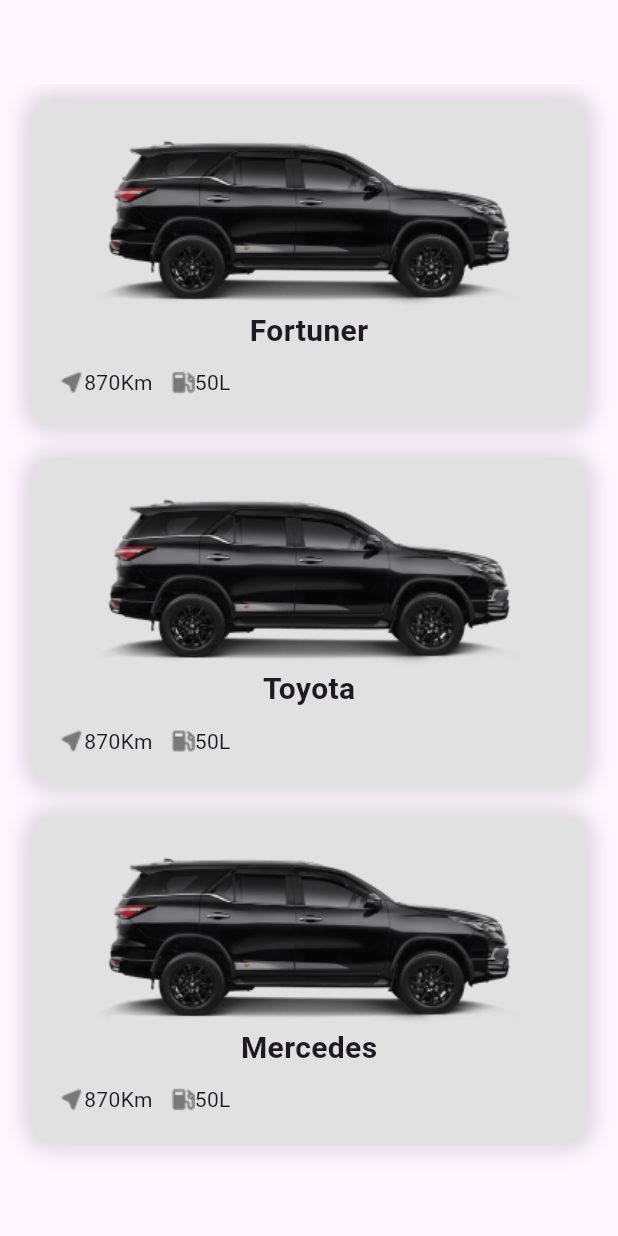
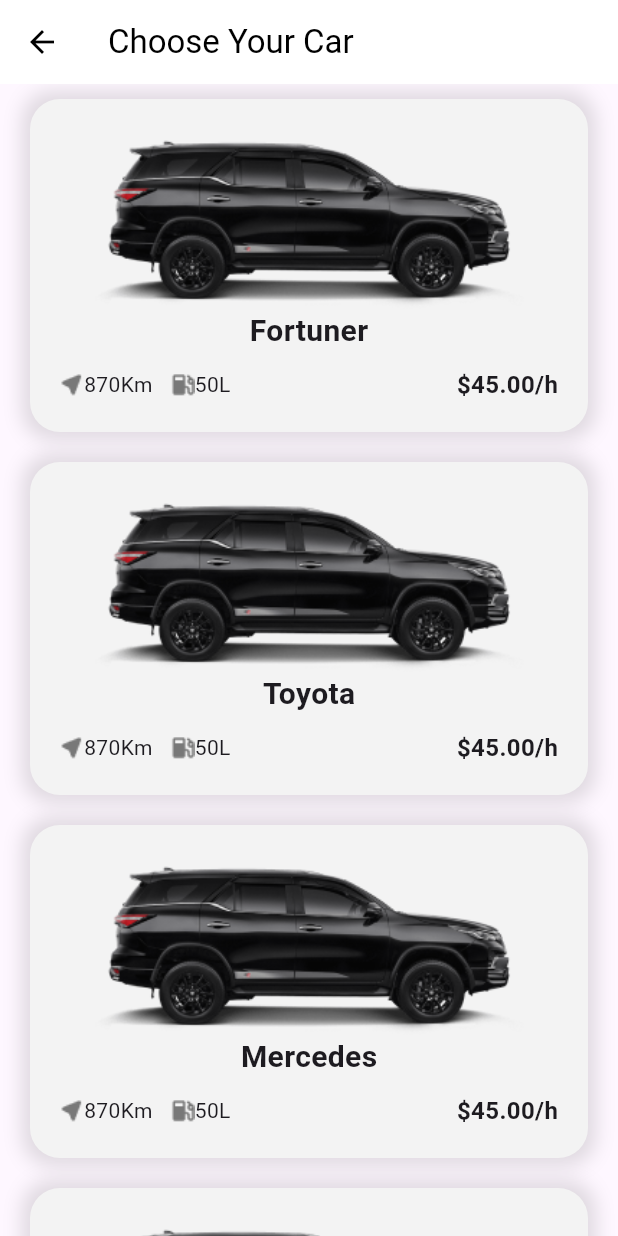
Before and after one commit to SohamChaudhari2004/CarRentFlutter, a Flutter app: the CarlistScreen screen opened directly, on a phone screen of 412 x 824 dp. Run offline on Flutter 3.47's test engine with Material 3 defaults, Android fonts, the phone set to English and light mode, and no system bars; our stand-ins replace cloud_firestore, firebase_core; accounts and stored records are empty.

Commit message:
car details pages implemented

```diff
--- a/car_rental_app/lib/main.dart
+++ b/car_rental_app/lib/main.dart
@@ -23,7 +23,7 @@ class MyApp extends StatelessWidget {
         colorScheme: ColorScheme.fromSeed(seedColor: const Color.fromARGB(255, 65, 56, 80)),
         useMaterial3: true,
       ),
-      home: CarlistScreen(),
+      home: OnboardingPage(),
     );
   }
 }
--- a/car_rental_app/lib/presentation/pages/car_list_screen.dart
+++ b/car_rental_app/lib/presentation/pages/car_list_screen.dart
@@ -1,24 +1,47 @@
 import 'package:car_rental_app/data/models/car.dart';
 import 'package:car_rental_app/presentation/widgets/car_card.dart';
 import 'package:flutter/material.dart';
-import 'package:flutter/widgets.dart';
 
-class CarlistScreen extends StatelessWidget {
-  final List<Car> cars= [
+class CarlistScreen extends StatefulWidget {
+  @override
+  _CarlistScreenState createState() => _CarlistScreenState();
+}
+
+class _CarlistScreenState extends State<CarlistScreen> {
+  final ScrollController _scrollController = ScrollController();
+  final List<Car> cars = [
     Car(model: "Fortuner", distance: 870, fuelCapacity: 50, pricePerHour: 45),
     Car(model: "Toyota", distance: 870, fuelCapacity: 50, pricePerHour: 45),
     Car(model: "Mercedes", distance: 870, fuelCapacity: 50, pricePerHour: 45),
+    Car(model: "BMW", distance: 870, fuelCapacity: 50, pricePerHour: 45),
+    Car(model: "Audi", distance: 870, fuelCapacity: 50, pricePerHour: 45),
   ];
+
+  @override
+  void dispose() {
+    _scrollController.dispose();
+    super.dispose();
+  }
 
   @override
   Widget build(BuildContext context) {
     return Scaffold(
-      appBar: AppBar(),
+      appBar: AppBar(
+        title: Text("Choose Your Car"),
+        backgroundColor: Colors.white,
+        foregroundColor: Colors.black,
+      ),
       body: ListView.builder(
+        controller: _scrollController,
+        physics: BouncingScrollPhysics(), // Adds smooth bouncing effect
         itemCount: cars.length,
-        itemBuilder: (context , index){
-          return CarCard(car: cars[index]);
-        }
+        itemBuilder: (context, index) {
+          return AnimatedContainer(
+            duration: Duration(milliseconds: 500), // Animation duration
+            curve: Curves.easeInOut, // Smooth animation effect
+            child: CarCard(car: cars[index]),
+          );
+        },
       ),
     );
   }
--- a/car_rental_app/lib/presentation/widgets/car_card.dart
+++ b/car_rental_app/lib/presentation/widgets/car_card.dart
@@ -1,6 +1,8 @@
 // import 'dart:ffi';
 import 'package:car_rental_app/data/models/car.dart';
+import 'package:car_rental_app/presentation/pages/car_details_page.dart';
 import 'package:flutter/material.dart';
+
 
 class CarCard extends StatefulWidget {
   final Car car;
@@ -26,14 +28,18 @@ class _CarCardState extends State<CarCard> {
 
   @override
   Widget build(BuildContext context) {
-    return AnimatedOpacity(
-      duration: Duration(milliseconds: 800),
-      opacity: _opacity,
+    return GestureDetector(
+      onTap: (){
+        Navigator.push(
+            context,
+            MaterialPageRoute(builder: (context) => CardDetailsPage(car: widget.car))
+        );
+      },
       child: Container(
         margin: EdgeInsets.symmetric(vertical: 10, horizontal: 20),
         padding: EdgeInsets.all(20),
         decoration: BoxDecoration(
-          color: Color.fromARGB(255, 225, 225, 225),
+          color: Color(0xffF3F3F3),
           borderRadius: BorderRadius.circular(20),
           boxShadow: [
             BoxShadow(
@@ -73,9 +79,13 @@ class _CarCardState extends State<CarCard> {
                       ],
                     ),
                   ],
-                )
+                ),
+                Text(
+                    '\$${widget.car.pricePerHour.toStringAsFixed(2)}/h',
+                  style: TextStyle(fontSize: 16, fontWeight: FontWeight.bold),
+                ),
               ],
-            )
+            ),
           ],
         ),
       ),
```
Also changed, not shown: car_rental_app/lib/presentation/pages/car_details_page.dart (added, +136 -0 lines), car_rental_app/lib/presentation/pages/onboarding_page.dart (+17 -1 lines), car_rental_app/lib/presentation/widgets/more_card.dart (added, +59 -0 lines).
